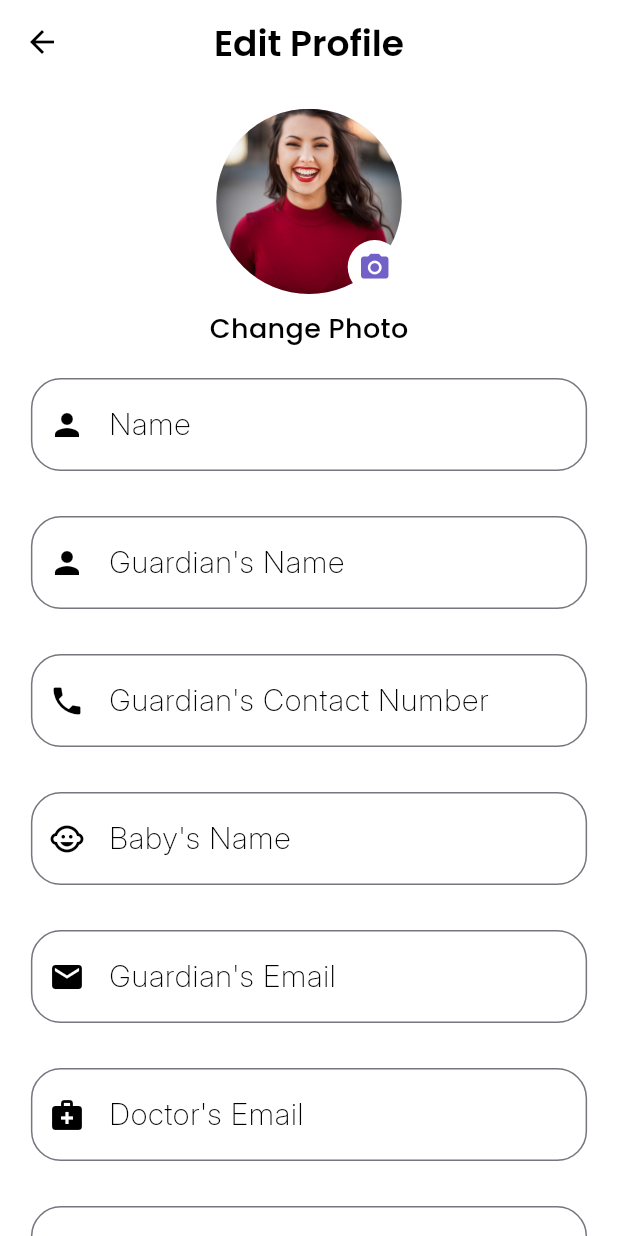
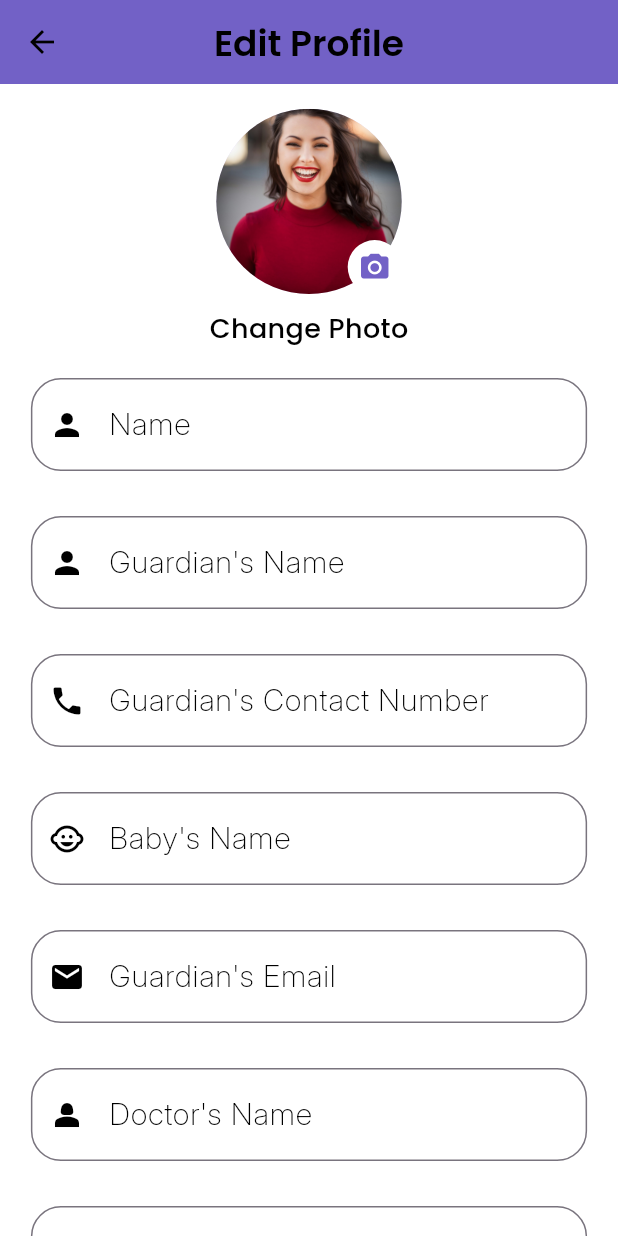
Before and after one commit to MKabeygunaratna/MOMMYcare-Plus, a Flutter app: the EditProfileScreen screen opened directly with empty values, on a phone screen of 412 x 824 dp. Run offline on Flutter 3.47's test engine with Material 3 defaults, Android fonts, the phone set to English and light mode, and no system bars; our stand-ins replace font_awesome_flutter, image_picker, permission_handler, shared_preferences; accounts and stored records are empty.

Commit message:
creating a doctor's details screen

```diff
--- a/mommycareplusFE/lib/pages/EditProfileScreen.dart
+++ b/mommycareplusFE/lib/pages/EditProfileScreen.dart
@@ -9,7 +9,9 @@ class EditProfileScreen extends StatefulWidget {
   final String currentGuardianContact;
   final String currentBabyName;
   final String currentGuardianEmail;
+  final String currentDoctorName;
   final String currentDoctorEmail;
+  final String currentDoctorContact;
   final String currentLocation;
   final File? currentImage;
 
@@ -19,7 +21,9 @@ class EditProfileScreen extends StatefulWidget {
     required this.currentGuardianContact,
     required this.currentBabyName,
     required this.currentGuardianEmail,
+    required this.currentDoctorName,
     required this.currentDoctorEmail,
+    required this.currentDoctorContact,
     required this.currentLocation,
     required this.currentImage,
   });
@@ -34,7 +38,9 @@ class _EditProfileScreenState extends State<EditProfileScreen> {
   late TextEditingController guardianContactController;
   late TextEditingController babyNameController;
   late TextEditingController guardianEmailController;
+  late TextEditingController doctorNameController;
   late TextEditingController doctorEmailController;
+  late TextEditingController doctorContactController;
   late TextEditingController locationController;
 
   @override
@@ -45,7 +51,9 @@ class _EditProfileScreenState extends State<EditProfileScreen> {
     guardianContactController = TextEditingController(text: widget.currentGuardianContact);
     babyNameController = TextEditingController(text: widget.currentBabyName);
     guardianEmailController = TextEditingController(text: widget.currentGuardianEmail);
+    doctorNameController = TextEditingController(text: widget.currentDoctorName);
     doctorEmailController = TextEditingController(text: widget.currentDoctorEmail);
+    doctorContactController = TextEditingController(text: widget.currentDoctorContact);
     locationController = TextEditingController(text: widget.currentLocation);
   }
   File? _imageFile;
@@ -120,7 +128,7 @@ class _EditProfileScreenState extends State<EditProfileScreen> {
           ),
         ),
         centerTitle: true,
-        backgroundColor: Colors.white,
+        backgroundColor: Color(0xFF7261C6),
         elevation: 0,
       ),
       body: SingleChildScrollView(
@@ -171,7 +179,11 @@ class _EditProfileScreenState extends State<EditProfileScreen> {
               const SizedBox(height: 30),
               buildTextField("Guardian's Email", Icons.email, guardianEmailController, TextInputType.emailAddress),
               const SizedBox(height: 30),
+              buildTextField("Doctor's Name", Icons.person_2, doctorNameController, TextInputType.text),
+              const SizedBox(height: 30),
               buildTextField("Doctor's Email", Icons.medical_services, doctorEmailController, TextInputType.emailAddress),
+              const SizedBox(height: 30),
+              buildTextField("Doctor's Contact Number", Icons.phone, doctorContactController, TextInputType.emailAddress),
               const SizedBox(height: 30),
               buildTextField("Location", Icons.place, locationController, TextInputType.text),
               const SizedBox(height: 40),
@@ -183,7 +195,9 @@ class _EditProfileScreenState extends State<EditProfileScreen> {
                     'guardianContact': guardianContactController.text,
                     'babyName': babyNameController.text,
                     'guardianEmail': guardianEmailController.text,
+                    'doctorName': doctorNameController.text,
                     'doctorEmail': doctorEmailController.text,
+                    'doctorContact': doctorContactController.text,
                     'location': locationController.text,
                     'image': _imageFile,
                   };
--- a/mommycareplusFE/lib/pages/GuardianScreen.dart
+++ b/mommycareplusFE/lib/pages/GuardianScreen.dart
@@ -1,4 +1,5 @@
 import 'package:flutter/material.dart';
+import 'package:mommycareplusFE/pages/DoctorScreen.dart';
 import 'package:mommycareplusFE/pages/SampleHomePage.dart';
 import 'package:provider/provider.dart';
 import 'GuardianProvider.dart';  // Import GuardianProvider
@@ -63,7 +64,7 @@ class GuardianDetailsScreen extends StatelessWidget {
                   Navigator.push(
                     context,
                     MaterialPageRoute(
-                      builder: (context) => HomePage(), // Navigate to Profile Page
+                      builder: (context) => Doctorscreen(), // Navigate to Profile Page
                     ),
                   );
                 },
--- a/mommycareplusFE/lib/pages/SampleHomePage.dart
+++ b/mommycareplusFE/lib/pages/SampleHomePage.dart
@@ -3,7 +3,6 @@ import 'package:provider/provider.dart';
 import 'package:shared_preferences/shared_preferences.dart';
 import 'ProfileScreen.dart';
 import 'Questions.dart';
-import 'package:mommycareplusFE/pages/GuardianProvider.dart';
 
 class HomePage extends StatefulWidget {
   const HomePage({Key? key}) : super(key: key);
--- a/mommycareplusFE/pubspec.yaml
+++ b/mommycareplusFE/pubspec.yaml
@@ -75,6 +75,7 @@ flutter:
       - assets/images/Question.jpg
       - assets/images/profile.jpeg
       - assets/images/Logo.jpg
+      - assets/images/patient-doctor.jpg
 
 
 
```
Also changed, not shown: mommycareplusFE/lib/pages/ProfileScreen.dart (+17 -6 lines), mommycareplusFE/assets/images/patient-doctor.jpg (added).
